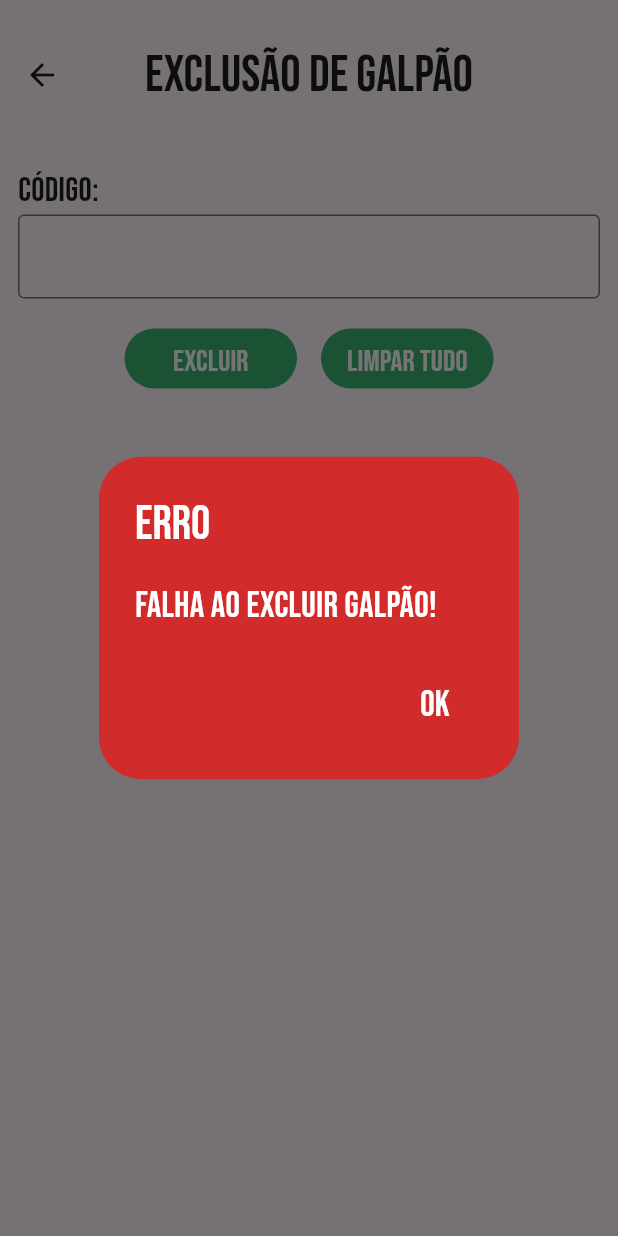
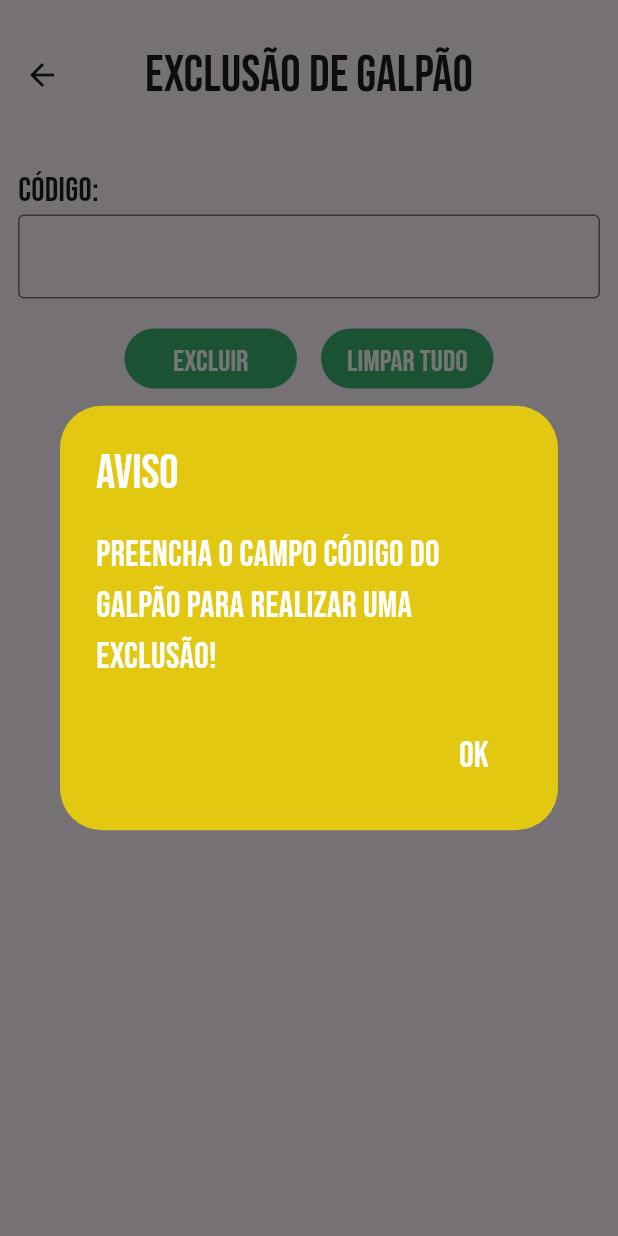
Before and after one commit to IsaiasBrazil/avicultor, a Flutter app: the TelaExclusaoGalpao screen opened directly, after a tap on "Excluir", on a phone screen of 412 x 824 dp. Run offline on Flutter 3.47's test engine with Material 3 defaults, Android fonts, the phone set to English and light mode, and no system bars; our stand-ins replace sqflite; missing offline and left inert: mqtt_client; accounts and stored records are empty.

Commit message:
Código adicionado para verificar se o campo está vazio na hora de realizar uma exclusão

```diff
--- a/lib/excluir_galpao.dart
+++ b/lib/excluir_galpao.dart
@@ -2,6 +2,7 @@ import 'package:flutter/material.dart';
 import 'package:tcc/banco_dados/bd.dart';
 import 'package:tcc/classes/galpao.dart';
 import 'package:tcc/widget_botao.dart';
+import 'widget_caixa_dialog.dart';
 import 'widget_campo.dart';
 
 class TelaExclusaoGalpao extends StatefulWidget {
@@ -55,6 +56,17 @@ class _TelaExclusaoGalpaoState extends State<TelaExclusaoGalpao> {
                       aoSerPressionado: () async {
                         String codigo = codigoGalpao.text;
 
+                        if (codigo.isEmpty) {
+                          showDialog(
+                            context: context,
+                            builder: (BuildContext context) => const CaixaDialog(
+                                titulo: 'Aviso',
+                                mensagem:
+                                    'Preencha o campo código do galpão para realizar uma exclusão!',
+                                tituloBotao: 'OK',
+                                corFundo: Color.fromRGBO(227, 200, 18, 1),
+                                corTexto: Colors.white));
+                        } else {
                           Galpao galpao = Galpao(codigo: codigo);
                           BancoDados bd = BancoDados.instance;
 
@@ -62,6 +74,7 @@ class _TelaExclusaoGalpaoState extends State<TelaExclusaoGalpao> {
                               await bd.excluirGalpao(galpao.codigo);
                           if (!mounted) return;
                           mostrarResultado(context, resultadoExclusao);
+                        }
                       },
                     )),
               ),
```
Also changed, not shown: lib/excluir_lote.dart (+13 -0 lines). Lines whose indentation alone changed are shown as unchanged.
